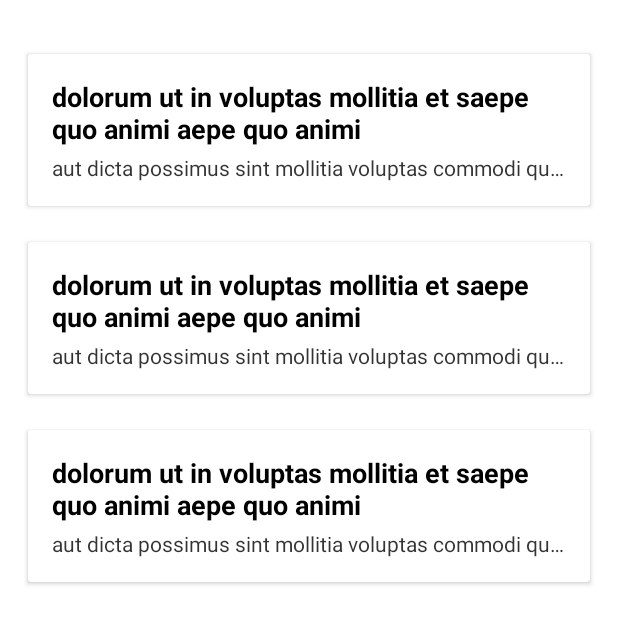
After one commit to marko-mihajlovic/InterviewApp-HTEC, an Android app: the layout fragment_posts.xml on its own in the app's theme, with its tools: preview values and no code run, on a phone screen of 412 x 824 dp. The commit adds this screen. Shown: the top 624 px of the screen. Run offline under Robolectric (Android 15) with nearby library versions, the phone set to English and light mode, and no system bars; network calls fail.

Commit message:
Display all posts

```diff
--- /dev/null
+++ b/app/src/main/res/layout/fragment_posts.xml
@@ -0,0 +1,24 @@
+<?xml version="1.0" encoding="utf-8"?>
+<FrameLayout xmlns:android="http://schemas.android.com/apk/res/android"
+    xmlns:tools="http://schemas.android.com/tools"
+    android:layout_width="match_parent"
+    android:layout_height="match_parent"
+    xmlns:app="http://schemas.android.com/apk/res-auto"
+    tools:context=".ui.PostsFragment">
+
+
+    <androidx.recyclerview.widget.RecyclerView
+        android:id="@+id/listView"
+        android:layout_width="match_parent"
+        android:layout_height="match_parent"
+
+        tools:listitem="@layout/row_post"
+        app:layoutManager="androidx.recyclerview.widget.LinearLayoutManager"
+        android:orientation="vertical"
+
+        android:paddingVertical="24dp"
+        android:paddingHorizontal="16dp"
+        android:clipToPadding="false"
+        />
+
+</FrameLayout>
--- /dev/null
+++ b/app/src/main/res/layout/row_post.xml
@@ -0,0 +1,47 @@
+<?xml version="1.0" encoding="utf-8"?>
+<androidx.cardview.widget.CardView
+    xmlns:android="http://schemas.android.com/apk/res/android"
+    android:layout_width="match_parent"
+    android:layout_height="wrap_content"
+    xmlns:app="http://schemas.android.com/apk/res-auto"
+
+    app:cardUseCompatPadding="true"
+    android:layout_marginVertical="8dp"
+    >
+
+    <LinearLayout
+        android:layout_width="match_parent"
+        android:layout_height="wrap_content"
+        android:orientation="vertical"
+
+        android:padding="16dp"
+        android:foreground="?attr/selectableItemBackground"
+        >
+
+        <TextView
+            android:id="@+id/titleTxt"
+            android:layout_width="match_parent"
+            android:layout_height="wrap_content"
+
+            android:textStyle="bold"
+            android:text="dolorum ut in voluptas mollitia et saepe quo animi aepe quo animi "
+            android:textSize="18sp"
+            android:textColor="@color/black"
+            />
+
+        <TextView
+            android:id="@+id/bodyTxt"
+            android:layout_width="match_parent"
+            android:layout_height="wrap_content"
+
+            android:layout_marginTop="4dp"
+            android:text="aut dicta possimus sint mollitia voluptas commodi quo doloremque\niste corrupti reiciendis voluptatem eius rerum\nsit cumque quod eligendi laborum minima\nperferendis recusandae assumenda consectetur porro architecto ipsum ipsam"
+            android:maxLines="1"
+            android:ellipsize="end"
+            android:textColor="@color/black"
+            android:alpha="0.8"
+            />
+
+    </LinearLayout>
+
+</androidx.cardview.widget.CardView>
--- /dev/null
+++ b/app/src/main/res/xml/network_security_config.xml
@@ -0,0 +1,6 @@
+<?xml version="1.0" encoding="utf-8"?>
+<network-security-config>
+    <domain-config cleartextTrafficPermitted="true">
+        <domain includeSubdomains="true">jsonplaceholder.typicode.com</domain>
+    </domain-config>
+</network-security-config>
```
Also changed, not shown: app/build.gradle (+11 -0 lines), app/src/main/AndroidManifest.xml (+7 -1 lines), app/src/main/java/com/marko/htec/interviewapp/adapter/PostsAdapter.kt (added, +45 -0 lines), app/src/main/java/com/marko/htec/interviewapp/ui/PostsFragment.kt (added, +47 -0 lines), app/src/main/java/com/marko/htec/interviewapp/ui/PostsViewModel.kt (added, +37 -0 lines), app/src/main/res/layout/activity_main.xml (+8 -10 lines).
